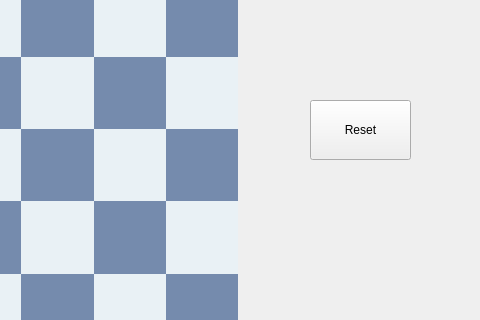
Qt form mainwindow.ui (ztaous/ChessQt) before a commit; both pictures show x 420 to 900 and y 200 to 520 of the 900 by 675 pixel window.
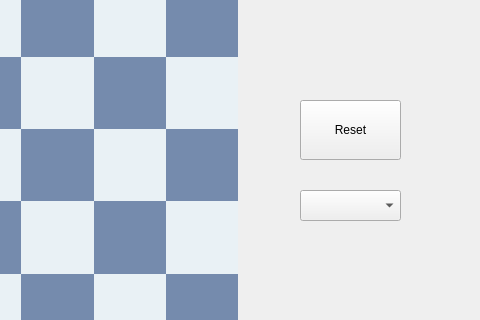
The same form after that commit.

The edit to the form file:
```diff
--- a/mainwindow.ui
+++ b/mainwindow.ui
@@ -35,7 +35,7 @@
    <widget class="QPushButton" name="resetButton">
     <property name="geometry">
      <rect>
-      <x>730</x>
+      <x>720</x>
       <y>300</y>
       <width>101</width>
       <height>60</height>
@@ -3059,6 +3059,16 @@
 &lt;p align=&quot;center&quot; style=&quot; margin-top:0px; margin-bottom:0px; margin-left:0px; margin-right:0px; -qt-block-indent:0; text-indent:0px;&quot;&gt;&lt;span style=&quot; font-size:11pt;&quot;&gt;1&lt;/span&gt;&lt;/p&gt;&lt;/body&gt;&lt;/html&gt;</string>
     </property>
    </widget>
+   <widget class="QComboBox" name="positionSelect">
+    <property name="geometry">
+     <rect>
+      <x>720</x>
+      <y>390</y>
+      <width>101</width>
+      <height>31</height>
+     </rect>
+    </property>
+   </widget>
   </widget>
  </widget>
  <resources/>
```
Left out of the diff: 6 changed lines with no effect on the pictures.
